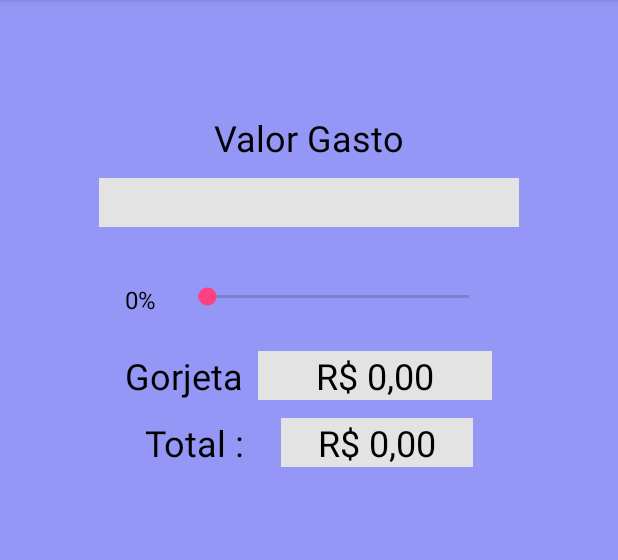
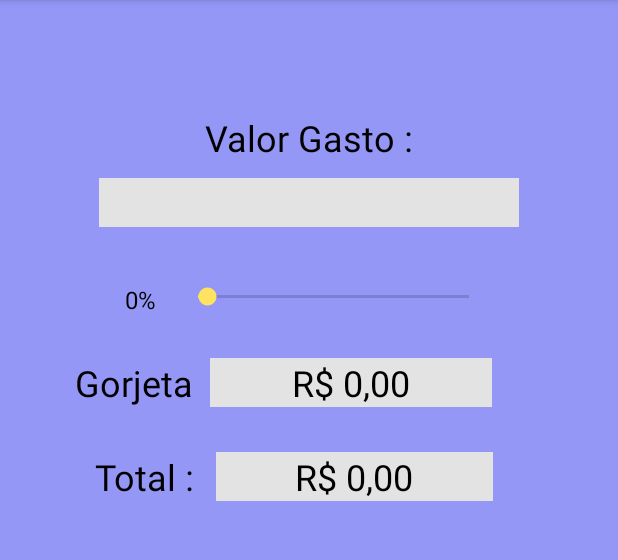
Before and after one commit to newtonjrfs/Calculadora_de_Gorjeta, an Android app: the screen it shows after launch (MainActivity), on a phone screen of 412 x 824 dp, the part 84-644 px from its top. Run offline under Robolectric (Android 15) with nearby library versions, the phone set to English and light mode, and no system bars.

Commit message:
ajustes no layout

```diff
--- a/app/src/main/res/layout/activity_main.xml
+++ b/app/src/main/res/layout/activity_main.xml
@@ -66,10 +66,10 @@
 
     <TextView
         android:id="@+id/textView3"
-        android:layout_width="wrap_content"
+        android:layout_width="80dp"
         android:layout_height="wrap_content"
         android:layout_marginEnd="10dp"
-        android:layout_marginStart="83dp"
+        android:layout_marginStart="50dp"
         android:text="Gorjeta"
         android:textColor="@android:color/black"
         android:textSize="24dp"
@@ -81,25 +81,23 @@
         android:id="@+id/textGorjeta"
         android:layout_width="0dp"
         android:layout_height="wrap_content"
-        android:layout_marginBottom="28dp"
         android:layout_marginEnd="84dp"
-        android:layout_marginTop="28dp"
+        android:layout_marginTop="50dp"
         android:background="@color/cinza_claro"
         android:gravity="center_horizontal"
         android:text="R$ 0,00"
         android:textColor="@android:color/black"
         android:textSize="24dp"
-        app:layout_constraintBottom_toBottomOf="@+id/textTotal"
         app:layout_constraintEnd_toEndOf="parent"
         app:layout_constraintStart_toEndOf="@+id/textView3"
         app:layout_constraintTop_toTopOf="@+id/seekGorjeta" />
 
     <TextView
         android:id="@+id/textTotal"
-        android:layout_width="128dp"
+        android:layout_width="0dp"
         android:layout_height="wrap_content"
         android:layout_marginEnd="83dp"
-        android:layout_marginTop="72dp"
+        android:layout_marginTop="30dp"
         android:background="@color/cinza_claro"
         android:gravity="center_horizontal"
         android:text="R$ 0,00"
@@ -107,14 +105,14 @@
         android:textSize="24dp"
         app:layout_constraintEnd_toEndOf="parent"
         app:layout_constraintStart_toEndOf="@+id/textView5"
-        app:layout_constraintTop_toBottomOf="@+id/seekGorjeta" />
+        app:layout_constraintTop_toBottomOf="@+id/textGorjeta" />
 
     <TextView
         android:id="@+id/textView5"
         android:layout_width="wrap_content"
         android:layout_height="wrap_content"
-        android:layout_marginEnd="10dp"
-        android:layout_marginStart="83dp"
+        android:layout_marginEnd="14dp"
+        android:layout_marginStart="63dp"
         android:text="Total :"
         android:textColor="@android:color/black"
         android:textSize="24dp"
@@ -129,7 +127,7 @@
         android:layout_marginEnd="8dp"
         android:layout_marginStart="8dp"
         android:layout_marginTop="75dp"
-        android:text="Valor Gasto"
+        android:text="Valor Gasto :"
         android:textColor="@android:color/black"
         android:textSize="24dp"
         app:layout_constraintEnd_toEndOf="parent"
--- a/app/src/main/res/values/colors.xml
+++ b/app/src/main/res/values/colors.xml
@@ -2,7 +2,7 @@
 <resources>
     <color name="colorPrimary">#3F51B5</color>
     <color name="colorPrimaryDark">#303F9F</color>
-    <color name="colorAccent">#FF4081</color>
+    <color name="colorAccent">#FFe35e</color>
     <color name="cinza_claro">#e3e3e3</color>
     <color name="cor_fundo">#9597f7</color>
 </resources>
```
